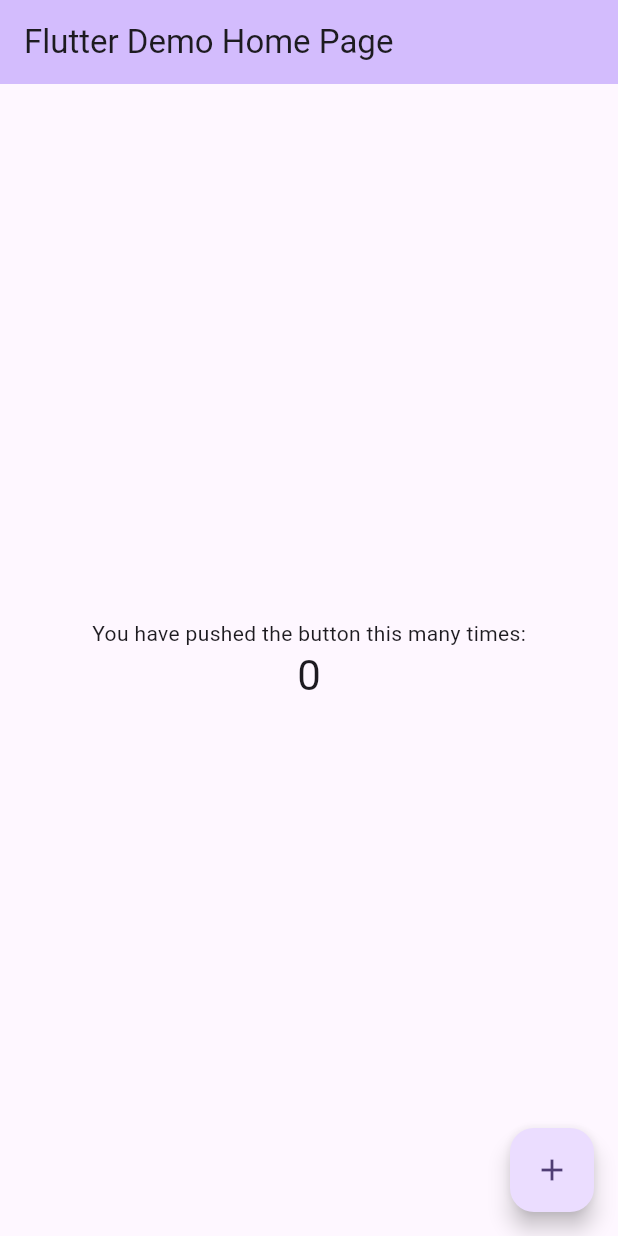
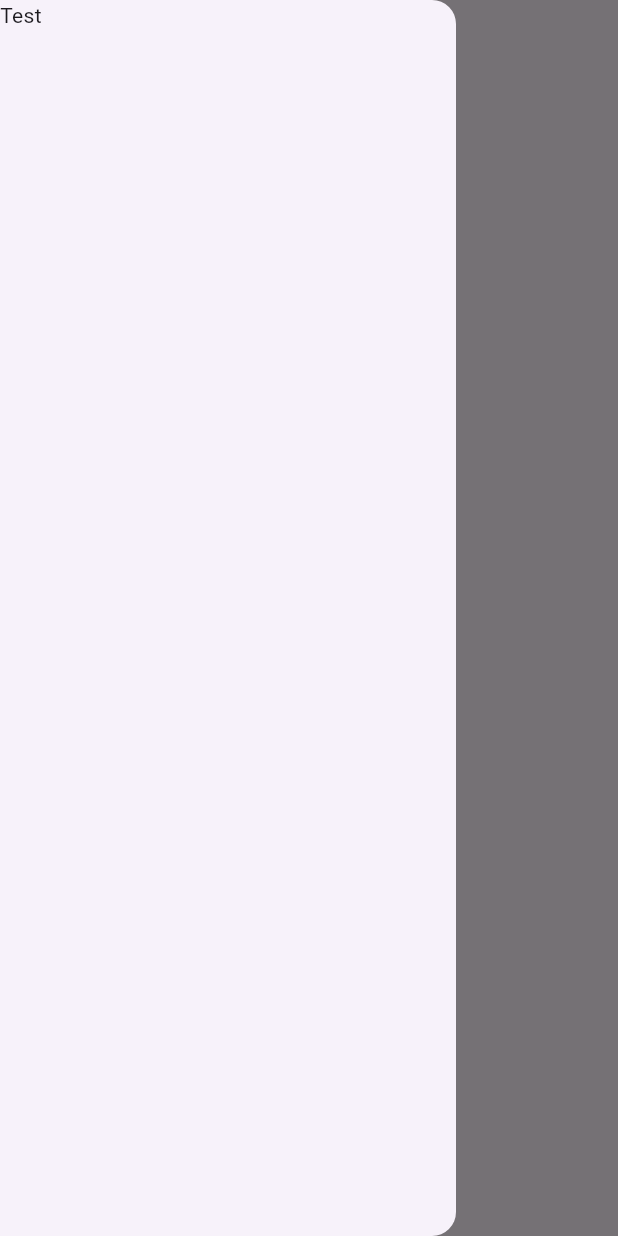
Before and after one commit to kk7zxx/my_awe, a Flutter app: the screen it shows after launch, with the side drawer open (before the commit the screen has no drawer), on a phone screen of 412 x 824 dp. Run offline on Flutter 3.47's test engine with Material 3 defaults, Android fonts, the phone set to English and light mode, and no system bars.

Commit message:
เพิ่มหน้าที่2

```diff
--- a/lib/main.dart
+++ b/lib/main.dart
@@ -1,4 +1,5 @@
 import 'package:flutter/material.dart';
+import 'package:my_awe/screen/home_screen.dart';
 
 void main() {
   runApp(const MyApp());
@@ -6,120 +7,14 @@ void main() {
 
 class MyApp extends StatelessWidget {
   const MyApp({super.key});
-
-  // This widget is the root of your application.
   @override
   Widget build(BuildContext context) {
     return MaterialApp(
       title: 'Flutter Demo',
       theme: ThemeData(
-        // This is the theme of your application.
-        //
-        // TRY THIS: Try running your application with "flutter run". You'll see
-        // the application has a purple toolbar. Then, without quitting the app,
-        // try changing the seedColor in the colorScheme below to Colors.green
-        // and then invoke "hot reload" (save your changes or press the "hot
-        // reload" button in a Flutter-supported IDE, or press "r" if you used
-        // the command line to start the app).
-        //
-        // Notice that the counter didn't reset back to zero; the application
-        // state is not lost during the reload. To reset the state, use hot
-        // restart instead.
-        //
-        // This works for code too, not just values: Most code changes can be
-        // tested with just a hot reload.
-        colorScheme: ColorScheme.fromSeed(seedColor: Colors.deepPurple),
-        useMaterial3: true,
+        primarySwatch: Colors.blue,
       ),
-      home: const MyHomePage(title: 'Flutter Demo Home Page'),
+      home: const HomeScreen(),
     );
   }
 }
-
-class MyHomePage extends StatefulWidget {
-  const MyHomePage({super.key, required this.title});
-
-  // This widget is the home page of your application. It is stateful, meaning
-  // that it has a State object (defined below) that contains fields that affect
-  // how it looks.
-
-  // This class is the configuration for the state. It holds the values (in this
-  // case the title) provided by the parent (in this case the App widget) and
-  // used by the build method of the State. Fields in a Widget subclass are
-  // always marked "final".
-
-  final String title;
-
-  @override
-  State<MyHomePage> createState() => _MyHomePageState();
-}
-
-class _MyHomePageState extends State<MyHomePage> {
-  int _counter = 0;
-
-  void _incrementCounter() {
-    setState(() {
-      // This call to setState tells the Flutter framework that something has
-      // changed in this State, which causes it to rerun the build method below
-      // so that the display can reflect the updated values. If we changed
-      // _counter without calling setState(), then the build method would not be
-      // called again, and so nothing would appear to happen.
-      _counter++;
-    });
-  }
-
-  @override
-  Widget build(BuildContext context) {
-    // This method is rerun every time setState is called, for instance as done
-    // by the _incrementCounter method above.
-    //
-    // The Flutter framework has been optimized to make rerunning build methods
-    // fast, so that you can just rebuild anything that needs updating rather
-    // than having to individually change instances of widgets.
-    return Scaffold(
-      appBar: AppBar(
-        // TRY THIS: Try changing the color here to a specific color (to
-        // Colors.amber, perhaps?) and trigger a hot reload to see the AppBar
-        // change color while the other colors stay the same.
-        backgroundColor: Theme.of(context).colorScheme.inversePrimary,
-        // Here we take the value from the MyHomePage object that was created by
-        // the App.build method, and use it to set our appbar title.
-        title: Text(widget.title),
-      ),
-      body: Center(
-        // Center is a layout widget. It takes a single child and positions it
-        // in the middle of the parent.
-        child: Column(
-          // Column is also a layout widget. It takes a list of children and
-          // arranges them vertically. By default, it sizes itself to fit its
-          // children horizontally, and tries to be as tall as its parent.
-          //
-          // Column has various properties to control how it sizes itself and
-          // how it positions its children. Here we use mainAxisAlignment to
-          // center the children vertically; the main axis here is the vertical
-          // axis because Columns are vertical (the cross axis would be
-          // horizontal).
-          //
-          // TRY THIS: Invoke "debug painting" (choose the "Toggle Debug Paint"
-          // action in the IDE, or press "p" in the console), to see the
-          // wireframe for each widget.
-          mainAxisAlignment: MainAxisAlignment.center,
-          children: <Widget>[
-            const Text(
-              'You have pushed the button this many times:',
-            ),
-            Text(
-              '$_counter',
-              style: Theme.of(context).textTheme.headlineMedium,
-            ),
-          ],
-        ),
-      ),
-      floatingActionButton: FloatingActionButton(
-        onPressed: _incrementCounter,
-        tooltip: 'Increment',
-        child: const Icon(Icons.add),
-      ), // This trailing comma makes auto-formatting nicer for build methods.
-    );
-  }
-}
--- /dev/null
+++ b/lib/screen/home_screen.dart
@@ -0,0 +1,28 @@
+import 'package:flutter/material.dart';
+import 'package:my_awe/screen/second_screen.dart';
+
+class HomeScreen extends StatelessWidget {
+  const HomeScreen({Key? key}) : super(key: key);
+
+  @override
+  Widget build(BuildContext context) {
+    return Scaffold(
+      drawer: const Drawer(
+        child: Text("Test"),
+      ),
+      appBar: AppBar(
+        title: Text('Home'),
+      ),
+      body: Center(
+        child: ElevatedButton(
+          onPressed: () {
+            Navigator.of(context).push(
+              MaterialPageRoute(builder: (context) => const SecondScreen()),
+            );
+          },
+          child: const Text('กลับหน้าหลัก'),
+        ),
+      ),
+    );
+  }
+}
```
Also changed, not shown: lib/screen/second_screen.dart (added, +21 -0 lines).
